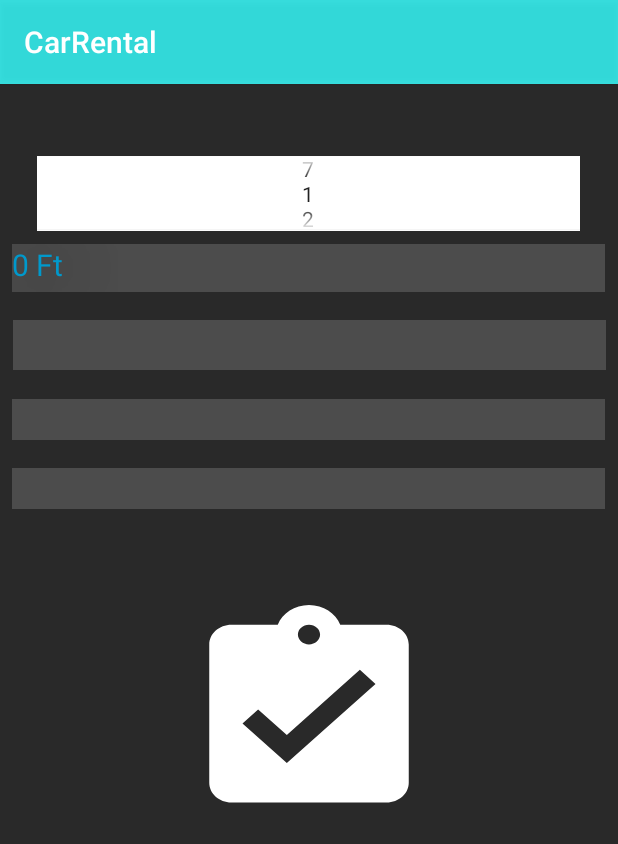
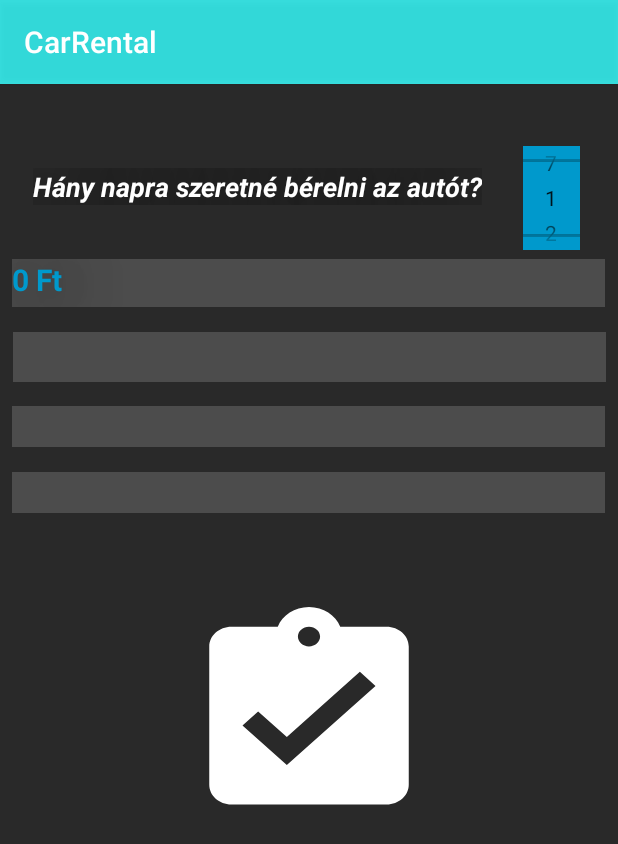
Before and after one commit to vereczkibalint/szakmaigyakorlat_2days, an Android app: the ParameterezoActivity screen opened directly, with no data from a screen before it, on a phone screen of 412 x 824 dp. Shown: the top 844 px of the screen. Run offline under Robolectric (Android 15) with nearby library versions, the phone set to English and light mode, and no system bars.

Commit message:
completed v2

```diff
--- a/CarRental/app/src/main/res/layout/activity_contacts.xml
+++ b/CarRental/app/src/main/res/layout/activity_contacts.xml
@@ -15,7 +15,7 @@
         android:layout_marginTop="36dp"
         android:layout_marginEnd="116dp"
         android:background="#00FFFFFF"
-        android:text="Nagy Kristóf"
+        android:text="Nagy Kristóf - chief manager"
         android:textAllCaps="false"
         android:textColor="@android:color/white"
         app:layout_constraintBottom_toTopOf="@+id/balintButton"
@@ -30,7 +30,7 @@
         android:layout_marginStart="100dp"
         android:layout_marginEnd="116dp"
         android:background="#00FFFFFF"
-        android:text="Vereczki Bálint Zoltán"
+        android:text="Vereczki Bálint Zoltán - főmérnök"
         android:textAllCaps="false"
         android:textColor="@android:color/white"
         app:layout_constraintBottom_toTopOf="@+id/petyusButton"
@@ -46,7 +46,7 @@
         android:layout_marginEnd="116dp"
         android:layout_marginBottom="2dp"
         android:background="#00FFFFFF"
-        android:text="Gulyás Péter"
+        android:text="Gulyás Péter - chief developer"
         android:textAllCaps="false"
         android:textColor="@android:color/white"
         app:layout_constraintBottom_toTopOf="@+id/daniButton"
@@ -63,7 +63,7 @@
         android:layout_marginEnd="116dp"
         android:layout_marginBottom="320dp"
         android:background="#00FFFFFF"
-        android:text="Balogh Dániel"
+        android:text="Balogh Dániel - dokumentáció"
         android:textAllCaps="false"
         android:textColor="@android:color/white"
         app:layout_constraintBottom_toBottomOf="parent"
--- a/CarRental/app/src/main/res/layout/activity_parameterezo.xml
+++ b/CarRental/app/src/main/res/layout/activity_parameterezo.xml
@@ -11,20 +11,19 @@
 
     <NumberPicker
         android:id="@+id/napText"
-        android:layout_width="362dp"
-        android:layout_height="50dp"
-        android:layout_marginStart="24dp"
+        android:layout_width="38dp"
+        android:layout_height="69dp"
         android:layout_marginTop="29dp"
         android:layout_marginEnd="25dp"
         android:layout_marginBottom="652dp"
-        android:background="@android:color/white"
+        android:background="@android:color/holo_blue_dark"
         android:ems="10"
         android:hint="Bérlés ideje napokban kifejezve"
         android:inputType="textPersonName"
         app:layout_constraintBottom_toBottomOf="parent"
         app:layout_constraintEnd_toEndOf="parent"
-        app:layout_constraintStart_toStartOf="parent"
-        app:layout_constraintTop_toTopOf="parent" />
+        app:layout_constraintTop_toTopOf="parent"
+        app:layout_constraintVertical_bias="0.684" />
 
     <TextView
         android:id="@+id/vegosszegText"
@@ -40,7 +39,7 @@
         android:shadowRadius="50"
         android:text=" Ft"
         android:textColor="@android:color/holo_blue_dark"
-
+        android:textStyle="bold"
         android:textSize="20dp"
         app:layout_constraintBottom_toTopOf="@+id/email"
         app:layout_constraintEnd_toEndOf="parent"
@@ -75,6 +74,8 @@
         android:shadowDx="5"
         android:shadowDy="5"
         android:shadowRadius="50"
+        android:textStyle="bold"
+
         android:text="TextView"
         android:textColor="@android:color/holo_blue_dark"
         android:textSize="20dp"
@@ -93,6 +94,8 @@
         android:layout_marginBottom="10dp"
         android:background="#2AFFFFFF"
         android:shadowColor="#000000"
+        android:textStyle="bold"
+
         android:shadowDx="5"
         android:shadowDy="5"
         android:shadowRadius="50"
@@ -110,6 +113,7 @@
         android:layout_width="395dp"
         android:layout_height="wrap_content"
         android:layout_marginStart="8dp"
+        android:textStyle="bold"
 
         android:layout_marginEnd="8dp"
         android:layout_marginBottom="476dp"
@@ -127,4 +131,25 @@
         app:layout_constraintHorizontal_bias="0.0"
         app:layout_constraintStart_toStartOf="parent"
         app:layout_constraintTop_toBottomOf="@+id/telefonszam" />
+
+    <TextView
+        android:id="@+id/textView"
+        android:layout_width="wrap_content"
+        android:layout_height="wrap_content"
+        android:layout_marginStart="16dp"
+        android:layout_marginTop="45dp"
+        android:layout_marginEnd="22dp"
+        android:layout_marginBottom="26dp"
+        android:textSize="18dp"
+        android:shadowDx="5"
+        android:shadowDy="5"
+        android:shadowRadius="50"
+        android:shadowColor="#000000"
+        android:text="Hány napra szeretné bérelni az autót?"
+        android:textColor="@android:color/white"
+        android:textStyle="italic|bold"
+        app:layout_constraintBottom_toTopOf="@+id/vegosszegText"
+        app:layout_constraintEnd_toStartOf="@+id/napText"
+        app:layout_constraintStart_toStartOf="parent"
+        app:layout_constraintTop_toTopOf="parent" />
 </androidx.constraintlayout.widget.ConstraintLayout>
```
